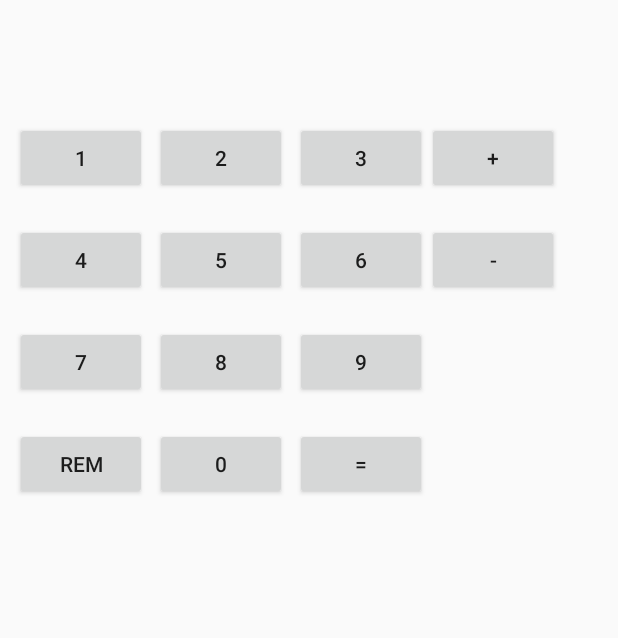
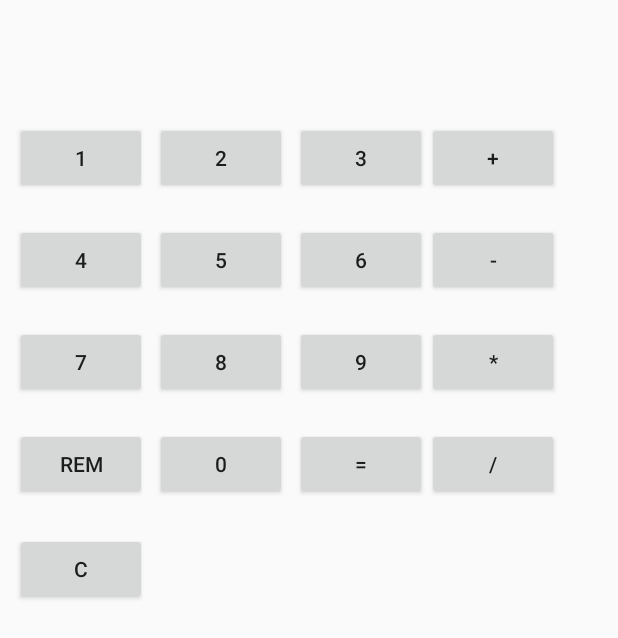
Before and after one commit to MironenkoAndrey/-alculator, an Android app: the screen it shows after launch (MainActivity), after a tap on "REM", on a phone screen of 412 x 824 dp. Shown: the top 638 px of the screen. Run offline under Robolectric (Android 15) with nearby library versions, the phone set to English and light mode, and no system bars.

Commit message:
add divide and multiply ui buttons and refactoring code

```diff
--- a/app/src/main/java/com/soft/mironenko/calculator/MainActivity.java
+++ b/app/src/main/java/com/soft/mironenko/calculator/MainActivity.java
@@ -13,7 +13,7 @@ import android.widget.Toast;
  * Created by romanmarshchakin on 21.04.17.
  */
 
-public class MainActivity extends Activity {
+public class MainActivity extends Activity implements View.OnClickListener {
     private TextView txtScreen;
     private Button btnFirst;
     private Button btnSecond;
@@ -29,6 +29,42 @@ public class MainActivity extends Activity {
     private Button btnPlus;
     private Button btnMinus;
     private Button btnEqualation;
+    private Button btnMultiply;
+    private Button btnDivide;
+    private Button btnClear;
+
+    @Override
+    public void onClick(View v) {
+        switch (v.getId()) {
+            case R.id.button_equalation: {
+                calculationAction();
+                break;
+            }
+            case R.id.buttonRemove: {
+                removeAction();
+                break;
+            }
+            case R.id.button_clear: {
+                txtScreen.setText("");
+                break;
+            }
+        }
+    }
+
+    private void removeAction() {
+        String removedText = (String) txtScreen.getText();
+        if (removedText.length() > 0) {
+            removedText = removedText.substring(0, removedText.length() - 1);
+        }
+        txtScreen.setText(removedText);
+    }
+
+    private void calculationAction() {
+        String outText = (String) txtScreen.getText();
+        Calculator calcEngine = new Calculator();
+        double result = calcEngine.parse(outText);
+        txtScreen.setText(String.valueOf(result));
+    }
 
     @Override
     protected void onCreate(@Nullable Bundle savedInstanceState) {
@@ -49,6 +85,9 @@ public class MainActivity extends Activity {
         btnPlus = (Button) findViewById(R.id.buttonPlus);
         btnMinus = (Button) findViewById(R.id.buttonMinus);
         btnEqualation = (Button) findViewById(R.id.button_equalation);
+        btnMultiply = (Button) findViewById(R.id.button_multiply);
+        btnDivide = (Button) findViewById(R.id.button_divide);
+        btnClear = (Button) findViewById(R.id.button_clear);
 
         initButtonClickListener(btnFirst, "1");
         initButtonClickListener(btnSecond, "2");
@@ -62,27 +101,12 @@ public class MainActivity extends Activity {
         initButtonClickListener(btnZero, "0");
         initButtonClickListener(btnPlus, "+");
         initButtonClickListener(btnMinus, "-");
+        initButtonClickListener(btnMultiply, "*");
+        initButtonClickListener(btnDivide, "/");
 
-        btnRemove.setOnClickListener(new View.OnClickListener() {
-            @Override
-            public void onClick(View v) {
-                String removedText = (String) txtScreen.getText();
-                if (removedText.length() > 0) {
-                    removedText = removedText.substring(0, removedText.length() - 1);
-                }
-                txtScreen.setText(removedText);
-            }
-        });
-
-        btnEqualation.setOnClickListener(new View.OnClickListener() {
-            @Override
-            public void onClick(View v) {
-                String outText = (String) txtScreen.getText();
-                Calculator calcEngine = new Calculator();
-                double result = calcEngine.parse(outText);
-                txtScreen.setText(String.valueOf(result));
-            }
-        });
+        btnRemove.setOnClickListener(this);
+        btnClear.setOnClickListener(this);
+        btnEqualation.setOnClickListener(this);
     }
 
     private void initButtonClickListener(Button btn, final String txt) {
--- a/app/src/main/res/layout/activity_main.xml
+++ b/app/src/main/res/layout/activity_main.xml
@@ -138,4 +138,29 @@
         android:layout_alignBottom="@+id/button6"
         android:layout_toEndOf="@+id/button6" />
 
+    <Button
+        android:id="@+id/button_multiply"
+        android:layout_width="wrap_content"
+        android:layout_height="wrap_content"
+        android:layout_alignTop="@+id/button9"
+        android:layout_toEndOf="@+id/button9"
+        android:text="*" />
+
+    <Button
+        android:id="@+id/button_divide"
+        android:layout_width="wrap_content"
+        android:layout_height="wrap_content"
+        android:layout_toEndOf="@+id/button_equalation"
+        android:text="/"
+        android:layout_alignBottom="@+id/button_equalation" />
+
+    <Button
+        android:id="@+id/button_clear"
+        android:layout_width="wrap_content"
+        android:layout_height="wrap_content"
+        android:layout_alignStart="@+id/buttonRemove"
+        android:layout_below="@+id/buttonRemove"
+        android:layout_marginTop="22dp"
+        android:text="C" />
+
 </RelativeLayout>
```
